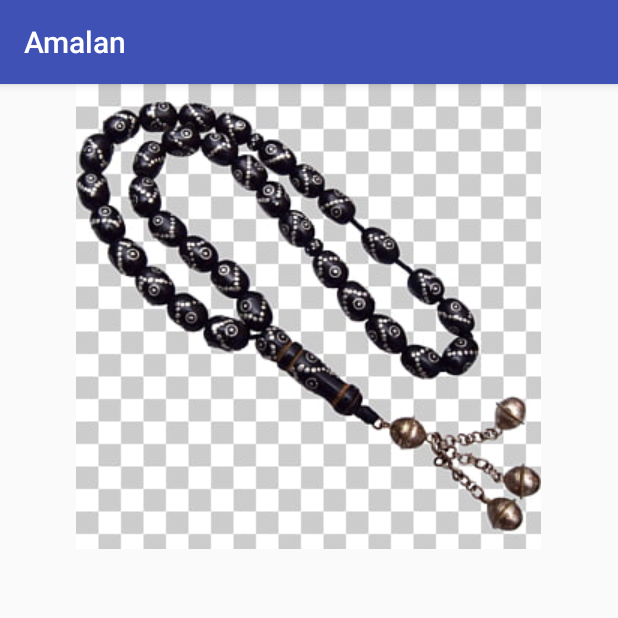
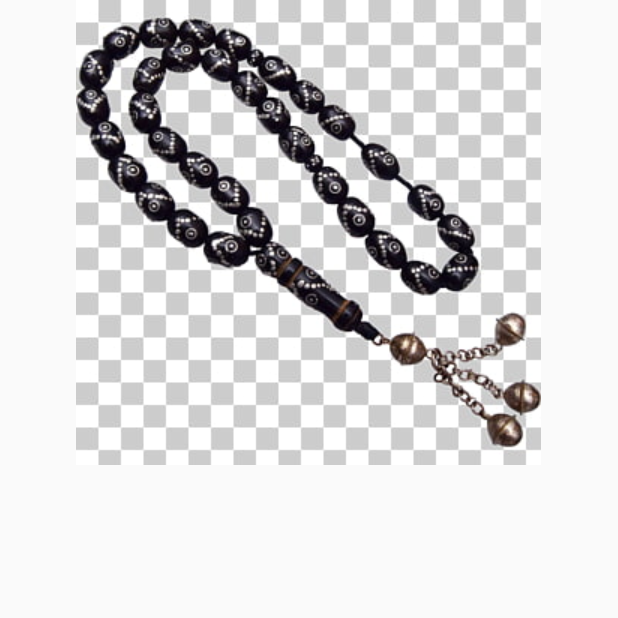
Before and after one commit to arifbugaresa/Kapsel-Amalan, an Android app: the SplashActivity screen opened directly, with no data from a screen before it, on a phone screen of 412 x 824 dp, the top half of it. Run offline under Robolectric (Android 15) with nearby library versions, the phone set to English and light mode, and no system bars; 1 statement that could not run was skipped.

Commit message:
sudah fullscreen spalshscreen nya ayee

```diff
--- a/app/src/main/AndroidManifest.xml
+++ b/app/src/main/AndroidManifest.xml
@@ -18,7 +18,9 @@
         <activity android:name=".ZikirpetangActivity" />
         <activity android:name=".ZikirsebelumtidurActivity" />
 
-        <activity android:name=".SplashActivity">
+        <activity
+            android:name=".SplashActivity"
+            android:theme="@style/AppThemeSplash">
             <intent-filter>
                 <action android:name="android.intent.action.MAIN" />
 
--- a/app/src/main/res/layout/activity_splash.xml
+++ b/app/src/main/res/layout/activity_splash.xml
@@ -1,9 +1,11 @@
 <?xml version="1.0" encoding="utf-8"?>
-<RelativeLayout xmlns:android="http://schemas.android.com/apk/res/android"
+<RelativeLayout
+    xmlns:android="http://schemas.android.com/apk/res/android"
     xmlns:app="http://schemas.android.com/apk/res-auto"
     xmlns:tools="http://schemas.android.com/tools"
     android:layout_width="match_parent"
     android:layout_height="match_parent"
+    android:theme="@style/AppThemeSplash"
     tools:context="com.example.arip.amalan.SplashActivity">
 
     <ImageView
--- a/app/src/main/res/values/strings.xml
+++ b/app/src/main/res/values/strings.xml
@@ -1,3 +1,4 @@
 <resources>
     <string name="app_name">Amalan</string>
+    <string name="secondary_name">Amalan</string>
 </resources>
--- a/app/src/main/res/values/styles.xml
+++ b/app/src/main/res/values/styles.xml
@@ -8,4 +8,14 @@
         <item name="colorAccent">@color/colorAccent</item>
     </style>
 
+    <style name="AppThemeSplash" parent="Theme.AppCompat.Light.NoActionBar">
+        <!-- Customize your theme here. -->
+        <item name="colorPrimary">@color/colorPrimary</item>
+        <item name="colorPrimaryDark">@color/colorPrimaryDark</item>
+        <item name="colorAccent">@color/colorAccent</item>
+    </style>
+
+
+
+
 </resources>
```
